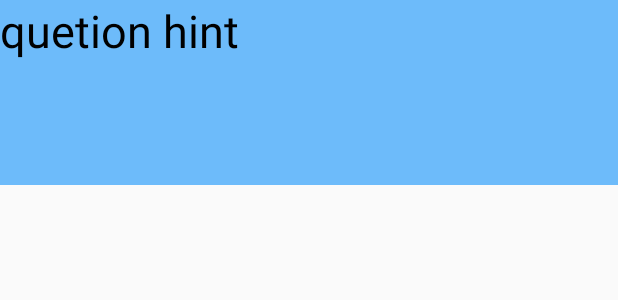
After one commit to joejoe2/mmseApp, an Android app: the layout activity_blank_question.xml on its own in the app's theme, with its tools: preview values and no code run, on a phone screen of 412 x 824 dp. The commit adds this screen. Shown: the top 300 px of the screen. Run offline under Robolectric (Android 15) with nearby library versions, the phone set to English and light mode, and no system bars.

Commit message:
finish repeat question

```diff
--- a/app/src/main/java/com/joejoe2/mmseapp/survey/questionactivity/mmse/MMSEActivitySelector.java
+++ b/app/src/main/java/com/joejoe2/mmseapp/survey/questionactivity/mmse/MMSEActivitySelector.java
@@ -18,7 +18,7 @@ public class MMSEActivitySelector {
         }else if (question.getCategory().equals("language")&&question.getType().equals("naming")){
             return ImplementedActivities.getNamingQuestionActivity();
         }else if (question.getCategory().equals("language")&&question.getType().equals("repeat")){
-            return ImplementedActivities.getNotImplemented();
+            return ImplementedActivities.getRepeatQuestionActivity();
         }else if (question.getCategory().equals("language")&&question.getType().equals("make_sentence")){
             return ImplementedActivities.getNotImplemented();
         }else if (question.getCategory().equals("action")){
--- a/app/src/main/java/com/joejoe2/mmseapp/survey/questionactivity/mmse/MemoryQuestionActivity.java
+++ b/app/src/main/java/com/joejoe2/mmseapp/survey/questionactivity/mmse/MemoryQuestionActivity.java
@@ -150,7 +150,7 @@ public class MemoryQuestionActivity extends QuestionActivity {
         if (question.getType().equals("mark")){
             return "現在我要告訴你三樣東西，請你要注意聽，之後請你把這三樣東西選出來";
         }else if (question.getType().equals("remind")){
-            return "剛才我有告訴你三樣東西，請你想想看這三個東西是什麼，並且把這三樣東西選出來";
+            return "剛才我有告訴你三樣東西，請你想想看並且把這三樣東西選出來";
         }else {
             return "";
         }
--- a/app/src/main/java/com/joejoe2/mmseapp/survey/questionactivity/mmse/QuestionActivity.java
+++ b/app/src/main/java/com/joejoe2/mmseapp/survey/questionactivity/mmse/QuestionActivity.java
@@ -22,7 +22,7 @@ public abstract class QuestionActivity extends AppCompatActivity {
     Survey survey;
     Question question;
     int questionIndex;
-    int timeLimitInSec=60;
+    int timeLimitInSec=120;
     Timer readingTimer, countDownTimer;
     TimerTask readingTask, countDownTask;
     boolean needVoiceHint;
--- /dev/null
+++ b/app/src/main/res/layout/activity_blank_question.xml
@@ -0,0 +1,108 @@
+<?xml version="1.0" encoding="utf-8"?>
+<androidx.constraintlayout.widget.ConstraintLayout xmlns:android="http://schemas.android.com/apk/res/android"
+    xmlns:app="http://schemas.android.com/apk/res-auto"
+    xmlns:tools="http://schemas.android.com/tools"
+    android:layout_width="match_parent"
+    android:layout_height="match_parent"
+    tools:context=".survey.questionactivity.mmse.TimeQuestionActivity">
+
+    <TextView
+        android:id="@+id/question_hint"
+        android:layout_width="0dp"
+        android:layout_height="0dp"
+        android:background="#6DBBFA"
+        android:text="quetion hint"
+        android:textColor="#000000"
+        android:textSize="30sp"
+        app:layout_constraintBottom_toTopOf="@+id/guideline4"
+        app:layout_constraintEnd_toEndOf="parent"
+        app:layout_constraintStart_toStartOf="parent"
+        app:layout_constraintTop_toTopOf="parent" />
+
+    <androidx.constraintlayout.widget.Guideline
+        android:id="@+id/guideline4"
+        android:layout_width="wrap_content"
+        android:layout_height="wrap_content"
+        android:orientation="horizontal"
+        app:layout_constraintGuide_percent="0.15" />
+
+    <androidx.constraintlayout.widget.Guideline
+        android:id="@+id/guideline6"
+        android:layout_width="wrap_content"
+        android:layout_height="wrap_content"
+        android:orientation="horizontal"
+        app:layout_constraintGuide_percent="0.25" />
+
+    <androidx.constraintlayout.widget.Guideline
+        android:id="@+id/guideline9"
+        android:layout_width="wrap_content"
+        android:layout_height="wrap_content"
+        android:orientation="horizontal"
+        app:layout_constraintGuide_percent="0.8" />
+
+    <androidx.constraintlayout.widget.Guideline
+        android:id="@+id/guideline7"
+        android:layout_width="wrap_content"
+        android:layout_height="wrap_content"
+        android:orientation="vertical"
+        app:layout_constraintGuide_percent="0.25" />
+
+    <androidx.constraintlayout.widget.Guideline
+        android:id="@+id/guideline8"
+        android:layout_width="wrap_content"
+        android:layout_height="wrap_content"
+        android:orientation="vertical"
+        app:layout_constraintGuide_percent="0.7" />
+
+    <androidx.constraintlayout.widget.Guideline
+        android:id="@+id/guideline10"
+        android:layout_width="wrap_content"
+        android:layout_height="wrap_content"
+        android:orientation="horizontal"
+        app:layout_constraintGuide_percent="0.35" />
+
+    <androidx.constraintlayout.widget.Guideline
+        android:id="@+id/guideline11"
+        android:layout_width="wrap_content"
+        android:layout_height="wrap_content"
+        android:orientation="horizontal"
+        app:layout_constraintGuide_percent="0.45" />
+
+    <androidx.constraintlayout.widget.Guideline
+        android:id="@+id/guideline13"
+        android:layout_width="wrap_content"
+        android:layout_height="wrap_content"
+        android:orientation="horizontal"
+        app:layout_constraintGuide_percent="0.55" />
+
+    <TextView
+        android:id="@+id/time_hint"
+        android:layout_width="wrap_content"
+        android:layout_height="wrap_content"
+        android:background="#FFEB3B"
+        android:text="剩餘時間"
+        android:textAlignment="center"
+        android:textColor="#F44336"
+        android:textSize="24sp"
+        android:visibility="invisible"
+        app:layout_constraintEnd_toEndOf="parent"
+        app:layout_constraintStart_toStartOf="@+id/guideline8"
+        app:layout_constraintTop_toTopOf="@+id/guideline9" />
+
+    <TextView
+        android:id="@+id/left_time"
+        android:layout_width="0dp"
+        android:layout_height="wrap_content"
+        android:layout_marginTop="8dp"
+        android:background="#FFEB3B"
+        android:text="time in sec"
+        android:textAlignment="center"
+        android:textColor="#F44336"
+        android:textSize="24sp"
+        android:visibility="invisible"
+        app:layout_constraintEnd_toEndOf="parent"
+        app:layout_constraintHorizontal_bias="1.0"
+        app:layout_constraintStart_toStartOf="@+id/guideline8"
+        app:layout_constraintTop_toBottomOf="@+id/time_hint" />
+
+</androidx.constraintlayout.widget.ConstraintLayout>
```
Also changed, not shown: app/src/main/java/com/joejoe2/mmseapp/survey/questionactivity/mmse/ActionQuestionActivity.java (+33 -2 lines), app/src/main/java/com/joejoe2/mmseapp/survey/questionactivity/mmse/RepeatQuestionActivity.java (+116 -3 lines), 1 other file.
